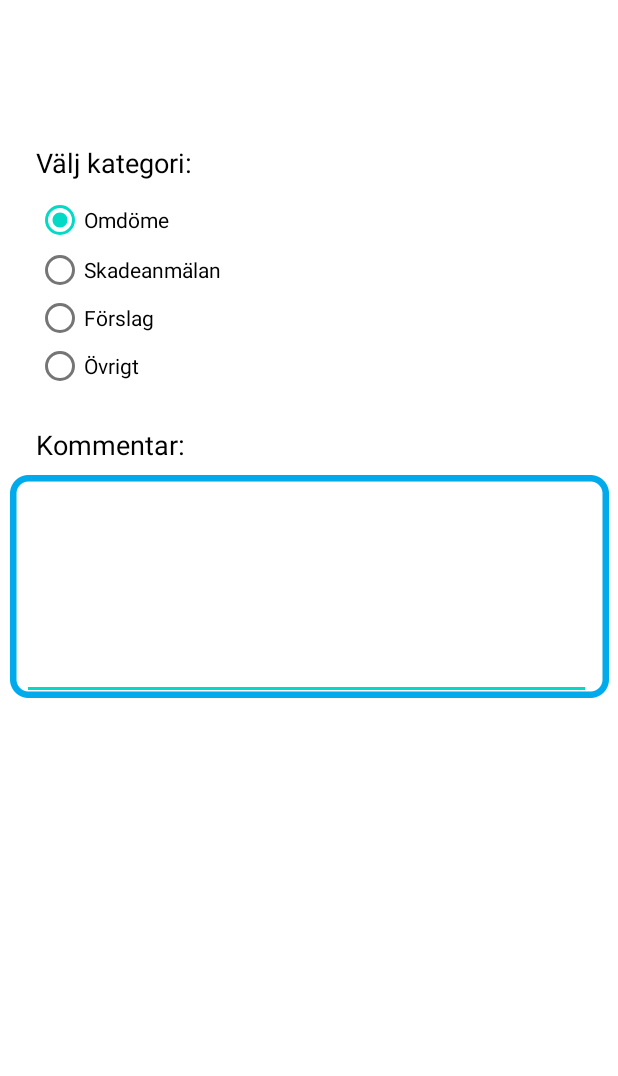
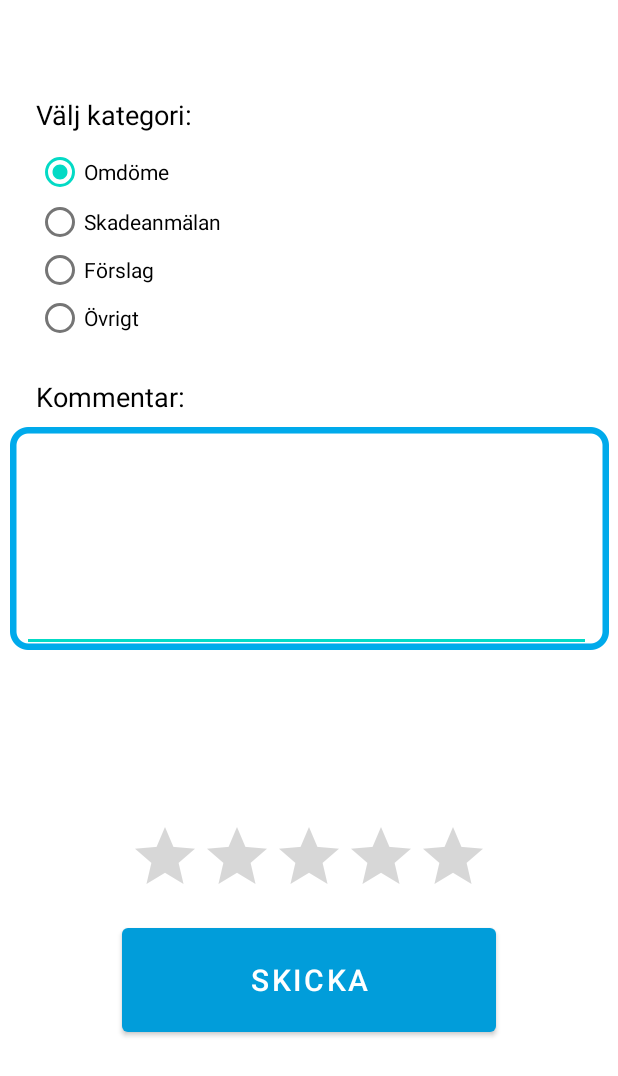
Before and after one commit to fbraberg/ENM156-Grupp-8, an Android app: the layout activity_reviewpage.xml on its own in the app's theme, with its tools: preview values and no code run, on a phone screen of 412 x 824 dp. Shown: the top 1076 px of the screen. Run offline under Robolectric (Android 15) with nearby library versions, the phone set to English and light mode, and no system bars.

Commit message:
Add: Logic for radio buttons + Camera & Send button. Fix: Hardcoded strings

```diff
--- a/app/src/main/AndroidManifest.xml
+++ b/app/src/main/AndroidManifest.xml
@@ -8,6 +8,7 @@
          location permissions for the "MyLocation" functionality.
     -->
     <uses-permission android:name="android.permission.ACCESS_FINE_LOCATION" />
+    <uses-permission android:name="android.permission.CAMERA"> </uses-permission>
 
     <application
         android:allowBackup="true"
--- /dev/null
+++ b/app/src/main/java/com/example/reviewer/ReviewPageActivity.java
@@ -0,0 +1,55 @@
+package com.example.reviewer;
+
+import androidx.appcompat.app.AppCompatActivity;
+
+import android.content.Intent;
+import android.os.Bundle;
+import android.provider.MediaStore;
+import android.view.View;
+import android.widget.Button;
+import android.widget.RadioGroup;
+import android.widget.TextView;
+
+public class ReviewPageActivity extends AppCompatActivity {
+
+    private RadioGroup rgKategori;
+
+    @Override
+    protected void onCreate(Bundle savedInstanceState) {
+        super.onCreate(savedInstanceState);
+        setContentView(R.layout.activity_reviewpage);
+
+        rgKategori = findViewById(R.id.rgkategori);
+        TextView textBild = findViewById(R.id.textBild);
+        TextView textObl = findViewById(R.id.textObl);
+        Button buttonBild = findViewById(R.id.buttonBild);
+
+
+        rgKategori.setOnCheckedChangeListener(new RadioGroup.OnCheckedChangeListener() {
+            @Override
+            public void onCheckedChanged(RadioGroup radioGroup, int i) {
+                if (i == R.id.radioButtonSkadeanmalan) {
+                    textBild.setVisibility(View.VISIBLE);
+                    textObl.setVisibility(View.VISIBLE);
+                    buttonBild.setVisibility(View.VISIBLE);
+                } else {
+                    buttonBild.setVisibility(View.INVISIBLE);
+                    textObl.setVisibility(View.INVISIBLE);
+                    textBild.setVisibility(View.INVISIBLE);
+                }
+            }
+        });
+    }
+
+    // NEEDS TO BE TESTED
+    public void onBildClick(View view) {
+        Intent intent = new Intent(MediaStore.INTENT_ACTION_STILL_IMAGE_CAMERA);
+        startActivity(intent);
+    }
+
+    public void onSendClick(View view) {
+        // TODO Check the if reviewer has filled in the form correctly (added image & commend etc..)
+
+        // TODO Store all the data that has been filled in
+    }
+}
--- a/app/src/main/res/layout/activity_reviewpage.xml
+++ b/app/src/main/res/layout/activity_reviewpage.xml
@@ -12,20 +12,21 @@
         android:layout_height="wrap_content"
         android:layout_marginStart="24dp"
         android:layout_marginLeft="24dp"
-        android:layout_marginTop="96dp"
-        android:text="Välj kategori:"
+        android:layout_marginTop="64dp"
+        android:text="@string/kategori"
         android:textColor="#000000"
         android:textSize="18sp"
         app:layout_constraintStart_toStartOf="parent"
         app:layout_constraintTop_toTopOf="parent" />
 
     <RadioGroup
-        android:id="@+id/radioGroup"
+        android:id="@+id/rgkategori"
         android:layout_width="wrap_content"
         android:layout_height="wrap_content"
         android:layout_marginTop="10dp"
         app:layout_constraintStart_toStartOf="parent"
         app:layout_constraintTop_toBottomOf="@+id/textKategori">
+
 
         <RadioButton
             android:id="@+id/radioButtonOmdome"
@@ -34,7 +35,7 @@
             android:layout_marginStart="24dp"
             android:layout_marginLeft="24dp"
             android:checked="true"
-            android:text="Omdöme"
+            android:text="@string/omdome"
             app:layout_constraintStart_toStartOf="parent"
             app:layout_constraintTop_toBottomOf="@+id/textKategori" />
 
@@ -45,17 +46,17 @@
             android:layout_marginStart="24dp"
             android:layout_marginLeft="24dp"
             android:layout_marginTop="1dp"
-            android:text="Skadeanmälan"
+            android:text="@string/Skadeanmalan"
             app:layout_constraintStart_toStartOf="parent"
             app:layout_constraintTop_toBottomOf="@+id/radioButtonOmdome" />
 
         <RadioButton
-            android:id="@+id/radioForslag"
+            android:id="@+id/radioButtonForslag"
             android:layout_width="wrap_content"
             android:layout_height="32dp"
             android:layout_marginStart="24dp"
             android:layout_marginLeft="24dp"
-            android:text="Förslag"
+            android:text="@string/Forslag"
             app:layout_constraintStart_toStartOf="parent"
             app:layout_constraintTop_toBottomOf="@+id/radioButtonSkadeanmalan" />
 
@@ -65,7 +66,7 @@
             android:layout_height="32dp"
             android:layout_marginStart="24dp"
             android:layout_marginLeft="24dp"
-            android:text="Övrigt"
+            android:text="@string/ovrigt"
             app:layout_constraintStart_toStartOf="parent"
             app:layout_constraintTop_toBottomOf="@+id/radioForslag" />
     </RadioGroup>
@@ -75,13 +76,13 @@
         android:layout_width="wrap_content"
         android:layout_height="wrap_content"
         android:layout_marginStart="24dp"
+        android:layout_marginLeft="24dp"
         android:layout_marginTop="24dp"
-        android:text="Kommentar:"
+        android:text="@string/kommentar"
         android:textColor="#000000"
         android:textSize="18sp"
         app:layout_constraintStart_toStartOf="parent"
-        app:layout_constraintTop_toBottomOf="@+id/radioGroup"
-        android:layout_marginLeft="24dp" />
+        app:layout_constraintTop_toBottomOf="@+id/rgkategori" />
 
     <EditText
         android:id="@+id/edit_text"
@@ -106,4 +107,68 @@
         app:layout_constraintStart_toStartOf="parent"
         app:layout_constraintTop_toBottomOf="@+id/textKommentar"
         app:srcCompat="@mipmap/commandboxthinner" />
+
+    <TextView
+        android:id="@+id/textBild"
+        android:layout_width="wrap_content"
+        android:layout_height="wrap_content"
+        android:layout_marginStart="24dp"
+        android:layout_marginLeft="24dp"
+        android:layout_marginTop="16dp"
+        android:text="@string/bild"
+        android:textColor="#000000"
+        android:textSize="18sp"
+        app:layout_constraintStart_toStartOf="parent"
+        app:layout_constraintTop_toBottomOf="@+id/edit_text"
+        android:visibility="invisible"
+        />
+
+    <TextView
+        android:id="@+id/textObl"
+        android:layout_width="wrap_content"
+        android:layout_height="wrap_content"
+        android:layout_marginStart="8dp"
+        android:layout_marginLeft="8dp"
+        android:layout_marginTop="16dp"
+        android:text="@string/obl"
+        android:textColor="#595959"
+        android:textSize="18sp"
+        android:visibility="invisible"
+        app:layout_constraintStart_toEndOf="@+id/textBild"
+        app:layout_constraintTop_toBottomOf="@+id/edit_text" />
+
+    <Button
+        android:id="@+id/buttonBild"
+        android:layout_width="wrap_content"
+        android:layout_height="wrap_content"
+        android:layout_marginStart="24dp"
+        android:layout_marginLeft="24dp"
+        android:layout_marginTop="8dp"
+        app:layout_constraintStart_toStartOf="parent"
+        app:layout_constraintTop_toBottomOf="@+id/textBild"
+        android:visibility="invisible"
+        android:onClick="onBildClick"/>
+
+    <RatingBar
+        android:id="@+id/ratingBar"
+        android:layout_width="wrap_content"
+        android:layout_height="wrap_content"
+        android:layout_marginTop="16dp"
+        app:layout_constraintEnd_toEndOf="parent"
+        app:layout_constraintStart_toStartOf="parent"
+        app:layout_constraintTop_toBottomOf="@+id/buttonBild" />
+
+    <Button
+        android:id="@+id/buttonSkicka"
+        android:layout_width="249dp"
+        android:layout_height="81dp"
+        android:layout_marginTop="8dp"
+        android:text="@string/send"
+        android:textSize="20sp"
+        app:layout_constraintEnd_toEndOf="parent"
+        app:layout_constraintStart_toStartOf="parent"
+        app:layout_constraintTop_toBottomOf="@+id/ratingBar"
+        android:onClick="onSendClick"/>
+
+
 </androidx.constraintlayout.widget.ConstraintLayout>
--- a/app/src/main/res/values/strings.xml
+++ b/app/src/main/res/values/strings.xml
@@ -9,5 +9,17 @@
         \n\nVälj hållplats genom att trycka på en ikon på kartan eller via sökfunktionen.</string>
     <string name="start">Start</string>
 
+    // used in reviewpage.xml
+    <string name="kategori">Välj kategori:</string>
+    <string name="omdome">Omdöme</string>
+    <string name="Skadeanmalan">Skadeanmälan</string>
+    <string name="Forslag">Förslag</string>
+    <string name="ovrigt">Övrigt</string>
+    <string name="kommentar">Kommentar:</string>
+    <string name="bild">Bild:</string>
+    <string name="obl">(Obligatorisk vid skadeanmälan)</string>
+    <string name="send">Skicka</string>
+
+
 
 </resources>
```
